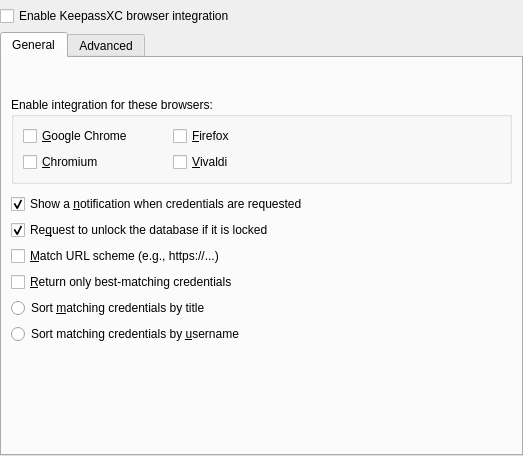
Qt form src/browser/BrowserOptionDialog.ui (keepassxreboot/keepassxc) before a commit.
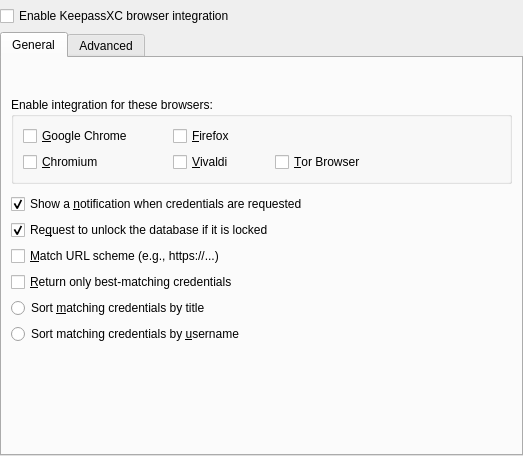
The same form after that commit. Custom widgets are drawn as their Qt base class.

Commit message:
Add support for Tor Browser
Add path for native-messaging-hosts on Linux, Windows, and macOS for Tor Browser

```diff
--- a/src/browser/BrowserOptionDialog.ui
+++ b/src/browser/BrowserOptionDialog.ui
@@ -141,6 +141,16 @@
             </property>
            </widget>
           </item>
+          <item row="1" column="2">
+           <widget class="QCheckBox" name="torBrowserSupport">
+            <property name="text">
+              <string>&amp;Tor Browser</string>
+             </property>
+             <property name="checked">
+              <bool>false</bool>
+             </property>
+           </widget>
+          </item>
          </layout>
         </widget>
        </item>
```
The commit also changes 6 other files.
